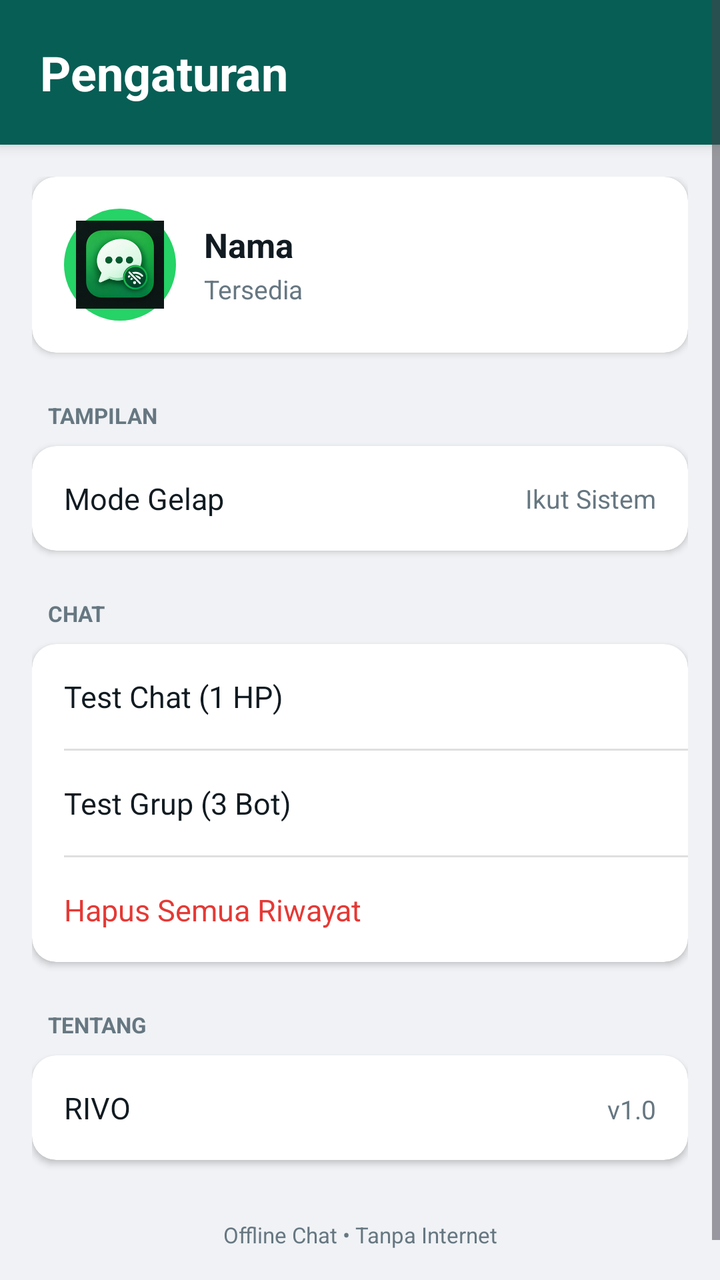
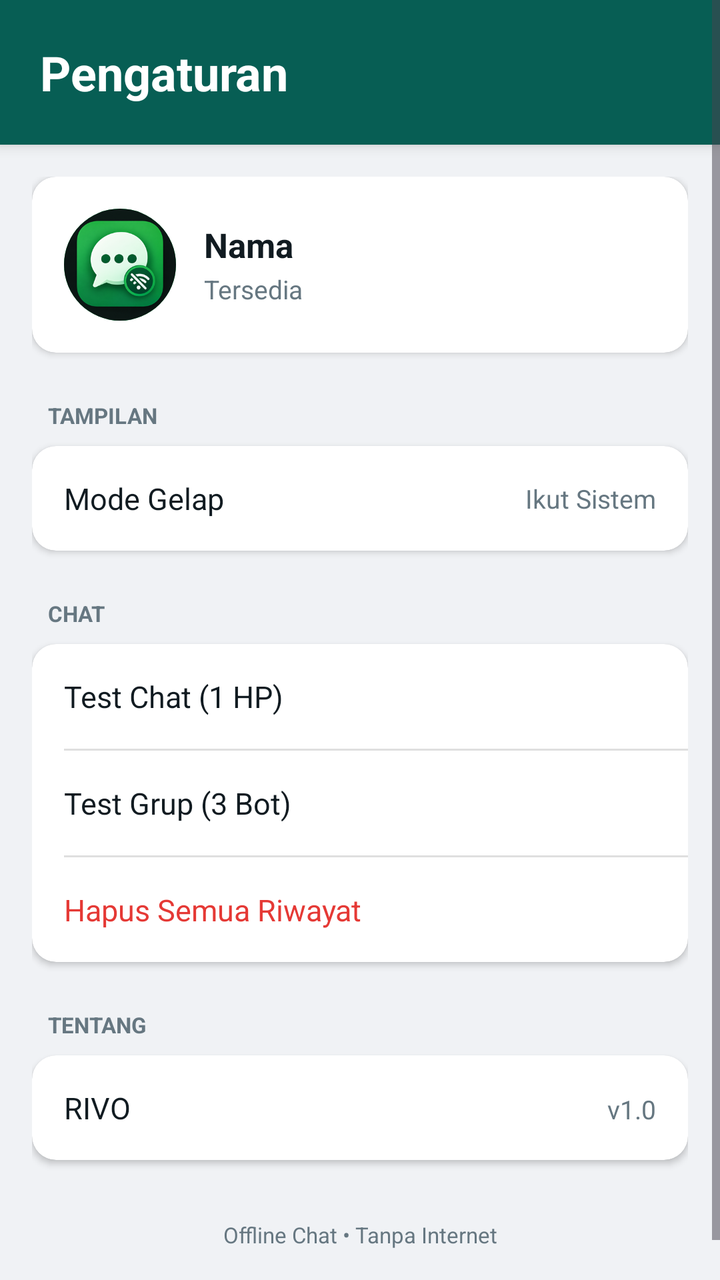

Before-and-after screenshots of an Android layout around one commit, followed by the original layout XML and the change that was made.
<!-- AndroidManifest.xml: application theme Theme.Material3.DayNight.NoActionBar -->
<!-- res/layout/activity_setting.xml -->
<?xml version="1.0" encoding="utf-8"?>
<ScrollView xmlns:android="http://schemas.android.com/apk/res/android"
    xmlns:app="http://schemas.android.com/apk/res-auto"
    android:layout_width="match_parent"
    android:layout_height="match_parent"
    android:background="@color/home_bg">

<LinearLayout
    android:layout_width="match_parent"
    android:layout_height="wrap_content"
    android:orientation="vertical">

    <LinearLayout
        android:layout_width="match_parent"
        android:layout_height="wrap_content"
        android:background="@drawable/header_bg"
        android:orientation="vertical"
        android:padding="20dp"
        android:elevation="4dp">

        <TextView
            android:layout_width="match_parent"
            android:layout_height="wrap_content"
            android:text="Pengaturan"
            android:textColor="#FFFFFF"
            android:textSize="24sp"
            android:textStyle="bold" />
    </LinearLayout>

    <LinearLayout
        android:layout_width="match_parent"
        android:layout_height="wrap_content"
        android:orientation="vertical"
        android:padding="16dp">

        <androidx.cardview.widget.CardView
            android:id="@+id/cardName"
            android:layout_width="match_parent"
            android:layout_height="wrap_content"
            app:cardCornerRadius="12dp"
            app:cardElevation="2dp"
            android:clickable="true"
            android:focusable="true"
            android:foreground="?android:attr/selectableItemBackground">

            <LinearLayout
                android:layout_width="match_parent"
                android:layout_height="wrap_content"
                android:orientation="horizontal"
                android:padding="16dp"
                android:gravity="center_vertical">

                <ImageView
                    android:id="@+id/settingAvatar"
                    android:layout_width="56dp"
                    android:layout_height="56dp"
                    android:src="@drawable/splash_logo"
                    android:background="@drawable/send_button_bg"
                    android:padding="6dp"
                    android:scaleType="centerCrop" />

                <LinearLayout
                    android:layout_width="0dp"
                    android:layout_height="wrap_content"
                    android:layout_weight="1"
                    android:orientation="vertical"
                    android:paddingStart="14dp">

                    <TextView
                        android:id="@+id/settingName"
                        android:layout_width="match_parent"
                        android:layout_height="wrap_content"
                        android:text="Nama"
                        android:textSize="17sp"
                        android:textStyle="bold"
                        android:textColor="@color/text_primary" />

                    <TextView
                        android:id="@+id/settingStatus"
                        android:layout_width="match_parent"
                        android:layout_height="wrap_content"
                        android:text="Tersedia"
                        android:textSize="13sp"
                        android:textColor="@color/text_secondary"
                        android:paddingTop="2dp" />
                </LinearLayout>
            </LinearLayout>
        </androidx.cardview.widget.CardView>

        <TextView
            android:layout_width="match_parent"
            android:layout_height="wrap_content"
            android:text="TAMPILAN"
            android:textSize="11sp"
            android:textStyle="bold"
            android:textColor="@color/text_secondary"
            android:paddingTop="24dp"
            android:paddingBottom="8dp"
            android:paddingStart="8dp" />

        <androidx.cardview.widget.CardView
            android:layout_width="match_parent"
            android:layout_height="wrap_content"
            app:cardCornerRadius="12dp"
            app:cardElevation="2dp">

            <LinearLayout
                android:id="@+id/rowDarkMode"
                android:layout_width="match_parent"
                android:layout_height="wrap_content"
                android:orientation="horizontal"
                android:padding="16dp"
                android:gravity="center_vertical"
                android:background="?android:attr/selectableItemBackground"
                android:clickable="true"
                android:focusable="true">

                <TextView
                    android:layout_width="0dp"
                    android:layout_height="wrap_content"
                    android:layout_weight="1"
                    android:text="Mode Gelap"
                    android:textSize="15sp"
                    android:textColor="@color/text_primary" />

                <TextView
                    android:id="@+id/darkModeValue"
                    android:layout_width="wrap_content"
                    android:layout_height="wrap_content"
                    android:text="Ikut Sistem"
                    android:textSize="13sp"
                    android:textColor="@color/text_secondary" />
            </LinearLayout>
        </androidx.cardview.widget.CardView>

        <TextView
            android:layout_width="match_parent"
            android:layout_height="wrap_content"
            android:text="CHAT"
            android:textSize="11sp"
            android:textStyle="bold"
            android:textColor="@color/text_secondary"
            android:paddingTop="24dp"
            android:paddingBottom="8dp"
            android:paddingStart="8dp" />

        <androidx.cardview.widget.CardView
            android:layout_width="match_parent"
            android:layout_height="wrap_content"
            app:cardCornerRadius="12dp"
            app:cardElevation="2dp">

            <LinearLayout
                android:layout_width="match_parent"
                android:layout_height="wrap_content"
                android:orientation="vertical">

                <LinearLayout
                    android:id="@+id/rowTestChat"
                    android:layout_width="match_parent"
                    android:layout_height="wrap_content"
                    android:orientation="horizontal"
                    android:padding="16dp"
                    android:background="?android:attr/selectableItemBackground"
                    android:clickable="true"
                    android:focusable="true">

                    <TextView
                        android:layout_width="match_parent"
                        android:layout_height="wrap_content"
                        android:text="Test Chat (1 HP)"
                        android:textSize="15sp"
                        android:textColor="@color/text_primary" />
                </LinearLayout>

                <View
                    android:layout_width="match_parent"
                    android:layout_height="1dp"
                    android:background="#20000000"
                    android:layout_marginStart="16dp" />

                <LinearLayout
                    android:id="@+id/rowTestGroup"
                    android:layout_width="match_parent"
                    android:layout_height="wrap_content"
                    android:orientation="horizontal"
                    android:padding="16dp"
                    android:background="?android:attr/selectableItemBackground"
                    android:clickable="true"
                    android:focusable="true">

                    <TextView
                        android:layout_width="match_parent"
                        android:layout_height="wrap_content"
                        android:text="Test Grup (3 Bot)"
                        android:textSize="15sp"
                        android:textColor="@color/text_primary" />
                </LinearLayout>

                <View
                    android:layout_width="match_parent"
                    android:layout_height="1dp"
                    android:background="#20000000"
                    android:layout_marginStart="16dp" />

                <LinearLayout
                    android:id="@+id/rowClearAll"
                    android:layout_width="match_parent"
                    android:layout_height="wrap_content"
                    android:orientation="horizontal"
                    android:padding="16dp"
                    android:background="?android:attr/selectableItemBackground"
                    android:clickable="true"
                    android:focusable="true">

                    <TextView
                        android:layout_width="match_parent"
                        android:layout_height="wrap_content"
                        android:text="Hapus Semua Riwayat"
                        android:textSize="15sp"
                        android:textColor="#E53935" />
                </LinearLayout>
            </LinearLayout>
        </androidx.cardview.widget.CardView>

        <TextView
            android:layout_width="match_parent"
            android:layout_height="wrap_content"
            android:text="TENTANG"
            android:textSize="11sp"
            android:textStyle="bold"
            android:textColor="@color/text_secondary"
            android:paddingTop="24dp"
            android:paddingBottom="8dp"
            android:paddingStart="8dp" />

        <androidx.cardview.widget.CardView
            android:layout_width="match_parent"
            android:layout_height="wrap_content"
            app:cardCornerRadius="12dp"
            app:cardElevation="2dp">

            <LinearLayout
                android:id="@+id/rowAbout"
                android:layout_width="match_parent"
                android:layout_height="wrap_content"
                android:orientation="horizontal"
                android:padding="16dp"
                android:background="?android:attr/selectableItemBackground"
                android:clickable="true"
                android:focusable="true">

                <TextView
                    android:layout_width="0dp"
                    android:layout_height="wrap_content"
                    android:layout_weight="1"
                    android:text="RIVO"
                    android:textSize="15sp"
                    android:textColor="@color/text_primary" />

                <TextView
                    android:layout_width="wrap_content"
                    android:layout_height="wrap_content"
                    android:text="v1.0"
                    android:textSize="13sp"
                    android:textColor="@color/text_secondary" />
            </LinearLayout>
        </androidx.cardview.widget.CardView>

        <TextView
            android:layout_width="match_parent"
            android:layout_height="wrap_content"
            android:text="Offline Chat • Tanpa Internet"
            android:textAlignment="center"
            android:textSize="11sp"
            android:textColor="@color/text_secondary"
            android:paddingTop="30dp"
            android:paddingBottom="20dp" />
    </LinearLayout>
</LinearLayout>
</ScrollView>
<!-- resources referenced by this layout -->
<resources>
  <color name="home_bg">#F0F2F5</color>
  <color name="text_primary">#111B21</color>
  <color name="text_secondary">#667781</color>
  <!-- drawable header_bg (drawable) -->
  <?xml version="1.0" encoding="utf-8"?>
  <shape xmlns:android="http://schemas.android.com/apk/res/android"
      android:shape="rectangle">
      <solid android:color="@color/brand_green" />
  </shape>
  <!-- drawable send_button_bg (drawable) -->
  <?xml version="1.0" encoding="utf-8"?>
  <shape xmlns:android="http://schemas.android.com/apk/res/android"
      android:shape="oval">
      <solid android:color="@color/brand_accent" />
  </shape>
  <!-- drawable splash_logo: png bitmap (drawable, 55583 bytes) -->
  <color name="brand_green">#075E54</color>
  <color name="brand_accent">#25D366</color>
</resources>

<!-- the commit's change to res/layout/activity_setting.xml (unified diff, before → after) -->
@@ -50,14 +50,21 @@
                 android:padding="16dp"
                 android:gravity="center_vertical">
 
-                <ImageView
-                    android:id="@+id/settingAvatar"
+                
+                <androidx.cardview.widget.CardView
                     android:layout_width="56dp"
                     android:layout_height="56dp"
-                    android:src="@drawable/splash_logo"
-                    android:background="@drawable/send_button_bg"
-                    android:padding="6dp"
-                    android:scaleType="centerCrop" />
+                    app:cardCornerRadius="28dp"
+                    app:cardElevation="0dp">
+
+                    <ImageView
+                        android:id="@+id/settingAvatar"
+                        android:layout_width="match_parent"
+                        android:layout_height="match_parent"
+                        android:src="@drawable/splash_logo"
+                        android:background="@color/brand_accent"
+                        android:scaleType="centerCrop" />
+                </androidx.cardview.widget.CardView>
 
                 <LinearLayout
                     android:layout_width="0dp"
<!-- resource entries referenced after the edit -->
@@ -9,12 +9,6 @@
       android:shape="rectangle">
       <solid android:color="@color/brand_green" />
   </shape>
-  <!-- drawable send_button_bg (drawable) -->
-  <?xml version="1.0" encoding="utf-8"?>
-  <shape xmlns:android="http://schemas.android.com/apk/res/android"
-      android:shape="oval">
-      <solid android:color="@color/brand_accent" />
-  </shape>
   <!-- drawable splash_logo: png bitmap (drawable, 55583 bytes) -->
   <color name="brand_green">#075E54</color>
   <color name="brand_accent">#25D366</color>
